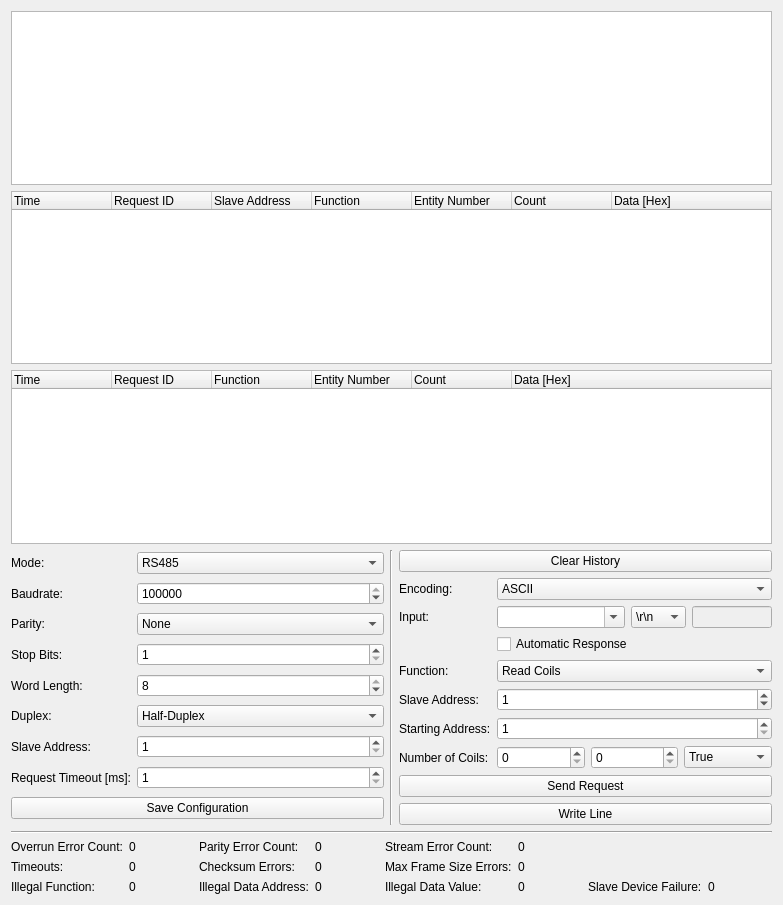
Tinkerforge/brickv, file src/brickv/plugin_system/plugins/rs485/ui/rs485.ui: the form before one commit.
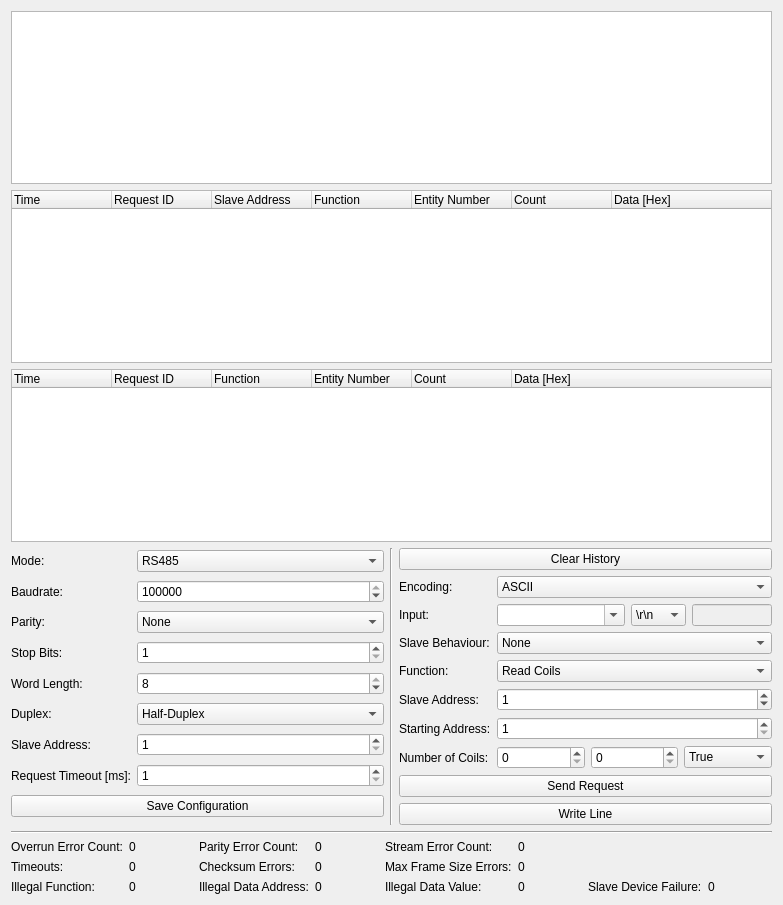
The form after the commit. Custom widgets are drawn as their Qt base class.

Commit message: rs485: Change slave response behaviour UI to combobox.

```diff
--- a/src/brickv/plugin_system/plugins/rs485/ui/rs485.ui
+++ b/src/brickv/plugin_system/plugins/rs485/ui/rs485.ui
@@ -406,22 +406,6 @@
          </property>
         </widget>
        </item>
-       <item row="3" column="1">
-        <widget class="QCheckBox" name="modbus_slave_respond_checkbox">
-         <property name="sizePolicy">
-          <sizepolicy hsizetype="Expanding" vsizetype="Fixed">
-           <horstretch>9</horstretch>
-           <verstretch>0</verstretch>
-          </sizepolicy>
-         </property>
-         <property name="toolTip">
-          <string>Automatically respond to Modbus requests with dummy data.</string>
-         </property>
-         <property name="text">
-          <string>Automatic Response</string>
-         </property>
-        </widget>
-       </item>
        <item row="7" column="0">
         <widget class="QLabel" name="modbus_master_param2_label">
          <property name="text">
@@ -657,6 +641,27 @@
          </property>
         </widget>
        </item>
+       <item row="3" column="0">
+        <widget class="QLabel" name="modbus_slave_behaviour_label">
+         <property name="text">
+          <string>Slave Behaviour:</string>
+         </property>
+        </widget>
+       </item>
+       <item row="3" column="1">
+        <widget class="QComboBox" name="modbus_slave_behaviour_combobox">
+         <item>
+          <property name="text">
+           <string>None</string>
+          </property>
+         </item>
+         <item>
+          <property name="text">
+           <string>Automatic Response</string>
+          </property>
+         </item>
+        </widget>
+       </item>
       </layout>
      </item>
     </layout>
```
The commit also changes 1 other file.
